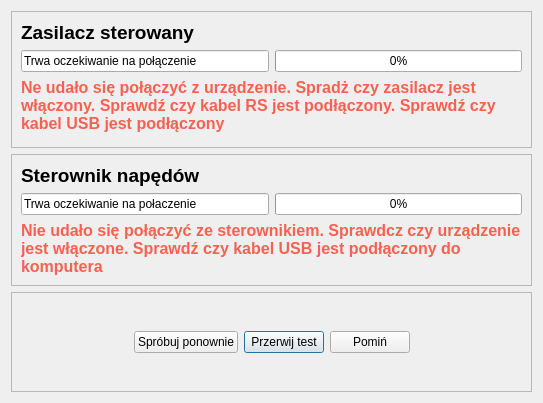
Qt form CzujkiLinioweApp/oczekiwanienaurzadzenia.ui (wiacekmarcin/CzujkiLiniowe) before a commit.
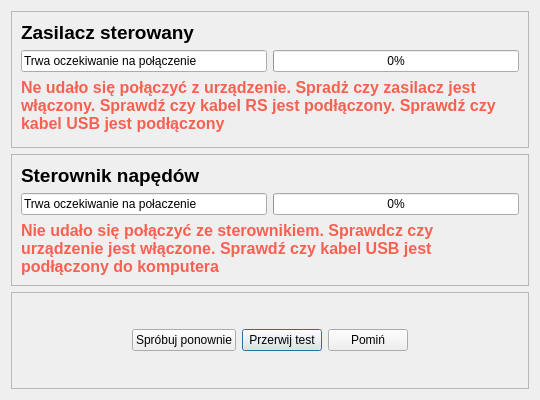
The same form after that commit.

The edit to the form file:
```diff
--- a/CzujkiLinioweApp/oczekiwanienaurzadzenia.ui
+++ b/CzujkiLinioweApp/oczekiwanienaurzadzenia.ui
@@ -9,10 +9,22 @@
    <rect>
     <x>0</x>
     <y>0</y>
-    <width>543</width>
-    <height>403</height>
+    <width>540</width>
+    <height>400</height>
    </rect>
   </property>
+  <property name="minimumSize">
+   <size>
+    <width>540</width>
+    <height>400</height>
+   </size>
+  </property>
+  <property name="maximumSize">
+   <size>
+    <width>660</width>
+    <height>510</height>
+   </size>
+  </property>
   <property name="windowTitle">
    <string>Czujki Liniowe - oczekiwanie na połączenie z sterownikiem</string>
   </property>
@@ -51,6 +63,7 @@
         <property name="font">
          <font>
           <pointsize>14</pointsize>
+          <weight>75</weight>
           <bold>true</bold>
          </font>
         </property>
@@ -105,6 +118,7 @@
         <property name="font">
          <font>
           <pointsize>14</pointsize>
+          <weight>75</weight>
           <bold>true</bold>
          </font>
         </property>
```
